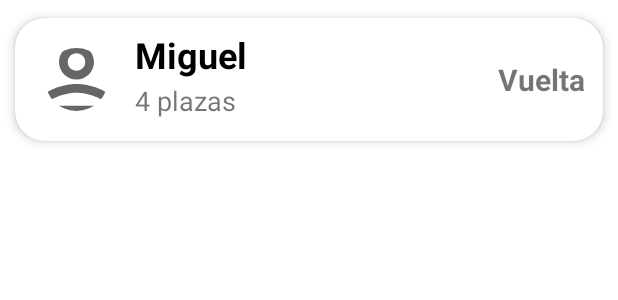
After one commit to onwindapp/onwindapp, an Android app: the layout trip_item.xml on its own in the app's theme, with its tools: preview values and no code run, on a phone screen of 412 x 824 dp. The commit adds this screen. Shown: the top 300 px of the screen. Run offline under Robolectric (Android 15) with nearby library versions, the phone set to English and light mode, and no system bars.

Commit message:
feat: Added RecyclerView with CardView

```diff
--- a/app/build.gradle
+++ b/app/build.gradle
@@ -37,6 +37,11 @@ dependencies {
     androidTestImplementation 'androidx.test.ext:junit:1.1.3'
     androidTestImplementation 'androidx.test.espresso:espresso-core:3.4.0'
 
+    implementation "androidx.recyclerview:recyclerview:1.2.1"
+    implementation "androidx.cardview:cardview:1.0.0"
+
     implementation 'com.github.bumptech.glide:glide:4.10.0'
     annotationProcessor 'com.github.bumptech.glide:compiler:4.10.0'
+
+    implementation 'de.hdodenhof:circleimageview:3.1.0'
 }
--- a/app/src/main/AndroidManifest.xml
+++ b/app/src/main/AndroidManifest.xml
@@ -1,7 +1,7 @@
 <?xml version="1.0" encoding="utf-8"?>
 <manifest xmlns:android="http://schemas.android.com/apk/res/android"
     package="com.onwindapp.cuatrovientos">
-
+    <uses-permission android:name="android.permission.INTERNET" />
     <application
         android:allowBackup="true"
         android:icon="@mipmap/ic_launcher_ow_test2"
--- a/app/src/main/java/com/onwindapp/cuatrovientos/adapters/FragmentAdapter.java
+++ b/app/src/main/java/com/onwindapp/cuatrovientos/adapters/FragmentAdapter.java
@@ -19,9 +19,9 @@ public class FragmentAdapter extends FragmentStateAdapter {
     public Fragment createFragment(int position) {
         switch (position){
             case 0:
+                return new UserTripsFragment();
+            case 1:
                 return new TripsAvailableFragment();
-            case 1:
-                return new UserTripsFragment();
         }
         return new TripsAvailableFragment();
     }
--- /dev/null
+++ b/app/src/main/res/layout/trip_item.xml
@@ -0,0 +1,74 @@
+<?xml version="1.0" encoding="utf-8"?>
+<androidx.cardview.widget.CardView xmlns:android="http://schemas.android.com/apk/res/android" xmlns:app="http://schemas.android.com/apk/res-auto"
+    android:id="@+id/tripCardItem"
+    android:layout_width="match_parent"
+    android:layout_height="wrap_content"
+    android:animateLayoutChanges="true"
+    app:cardCornerRadius="20dp"
+    app:cardElevation="4dp"
+    app:cardUseCompatPadding="true">
+
+    <LinearLayout
+        android:layout_width="match_parent"
+        android:layout_height="wrap_content"
+        android:animateLayoutChanges="true"
+        android:orientation="vertical">
+        <RelativeLayout
+            android:layout_width="match_parent"
+            android:layout_height="wrap_content"
+            android:orientation="horizontal"
+            android:padding="6dp">
+
+            <de.hdodenhof.circleimageview.CircleImageView
+                android:id="@+id/iconImageView"
+                android:layout_width="70dp"
+                android:layout_height="70dp"
+                android:layout_alignParentStart="true"
+                android:layout_alignParentLeft="true"
+                android:layout_centerVertical="true"
+                android:layout_gravity="center"
+                android:paddingLeft="14dp"
+                android:paddingRight="14dp"
+                app:srcCompat="@drawable/person_icon" />
+            <LinearLayout
+                android:id="@+id/linearLayout"
+                android:layout_width="wrap_content"
+                android:layout_height="wrap_content"
+                android:layout_alignParentTop="true"
+                android:layout_marginStart="4dp"
+                android:layout_marginTop="2dp"
+                android:orientation="vertical"
+                android:layout_toEndOf="@+id/iconImageView"
+                android:layout_toRightOf="@+id/iconImageView">
+                <TextView
+                    android:id="@+id/nameTextView"
+                    android:layout_width="match_parent"
+                    android:layout_height="match_parent"
+                    android:layout_marginBottom="2dp"
+                    android:text="Miguel"
+                    android:textColor="@android:color/black"
+                    android:textSize="24sp"
+                    android:textStyle="bold"/>
+                <TextView
+                    android:id="@+id/availableSpaces"
+                    android:layout_width="match_parent"
+                    android:layout_height="wrap_content"
+                    android:text="4 plazas"
+                    android:textSize="18sp"/>
+            </LinearLayout>
+
+            <TextView
+                android:id="@+id/tripType"
+                android:layout_width="wrap_content"
+                android:layout_height="wrap_content"
+                android:layout_alignParentEnd="true"
+                android:layout_alignParentRight="true"
+                android:layout_centerVertical="true"
+                android:layout_marginEnd="6dp"
+                android:layout_marginRight="6dp"
+                android:text="Vuelta"
+                android:textSize="20sp"
+                android:textStyle="bold" />
+        </RelativeLayout>
+    </LinearLayout>
+</androidx.cardview.widget.CardView>
--- a/build.gradle
+++ b/build.gradle
@@ -5,7 +5,7 @@ buildscript {
         mavenCentral()
     }
     dependencies {
-        classpath 'com.android.tools.build:gradle:7.1.0'
+        classpath 'com.android.tools.build:gradle:7.1.1'
         classpath "io.realm:realm-gradle-plugin:10.10.0"
 
         // NOTE: Do not place your application dependencies here; they belong
```
Also changed, not shown: app/src/main/java/com/onwindapp/cuatrovientos/activities/MainActivity.java (+2 -9 lines), app/src/main/java/com/onwindapp/cuatrovientos/adapters/TripsAdapter.java (added, +87 -0 lines), app/src/main/java/com/onwindapp/cuatrovientos/fragments/TripsAvailableFragment.java (+29 -45 lines), app/src/main/java/com/onwindapp/cuatrovientos/fragments/UserTripsFragment.java (+0 -8 lines), app/src/main/java/com/onwindapp/cuatrovientos/models/TripsTesting.java (added, +50 -0 lines), app/src/main/res/layout/activity_main.xml (+12 -3 lines), app/src/main/res/layout/fragment_trips_available.xml (+7 -20 lines), app/src/main/res/layout/fragment_user_trips.xml (+19 -5 lines).
